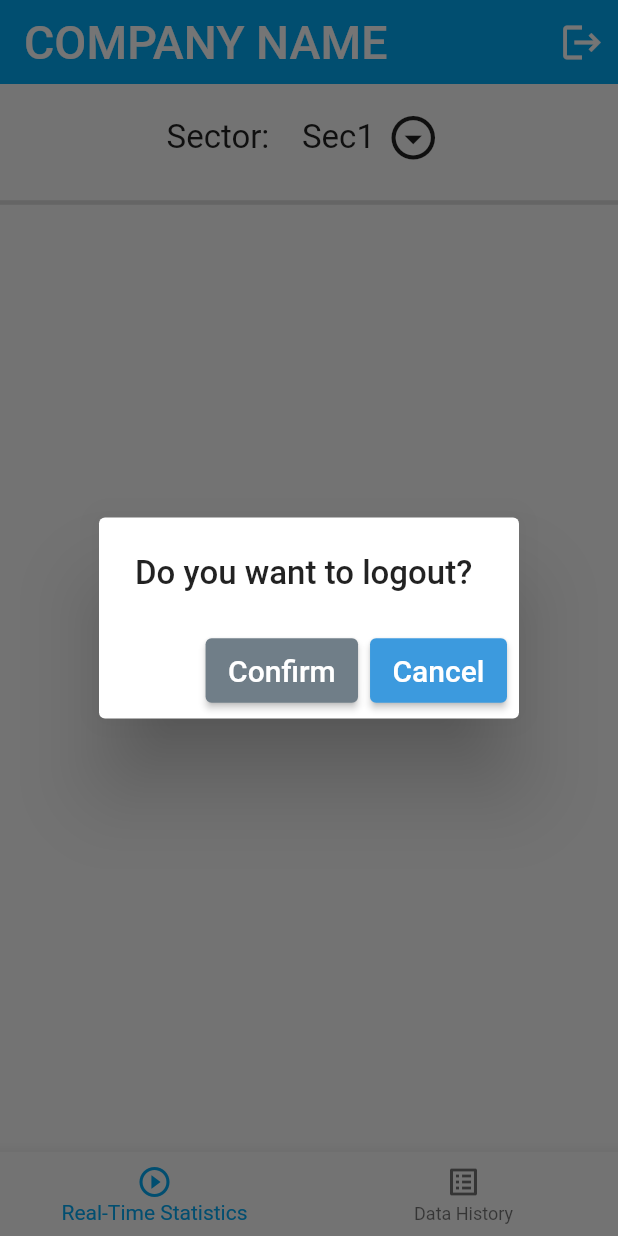
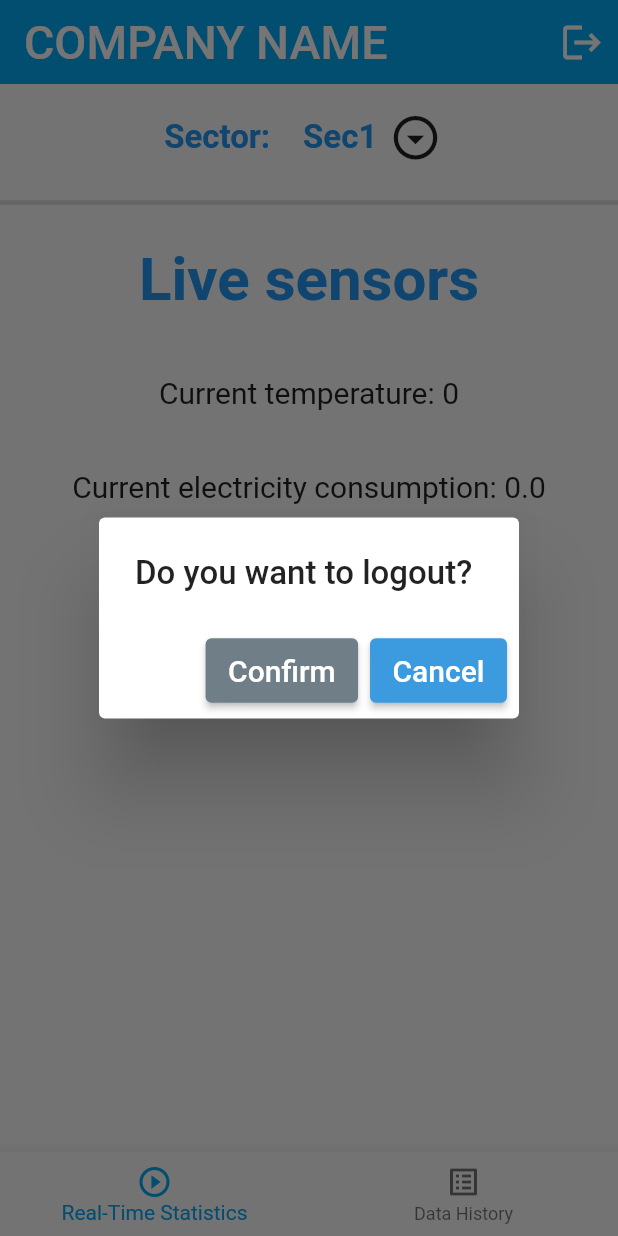
Before and after one commit to RiccardoMazzi01/HACKATHON_SFSCON_EDITION_2023, a Flutter app: the HomePage screen opened directly, after a tap on the "logout" icon, on a phone screen of 412 x 824 dp. Run offline on Flutter 3.47's test engine with Material 2 defaults, Android fonts, the phone set to English and light mode, and no system bars; our stand-ins replace cloud_firestore, firebase_auth, firebase_core, fl_chart; accounts and stored records are empty.

Commit message:
Update home_page.dart

```diff
--- a/infominds_app/lib/pages/home_page.dart
+++ b/infominds_app/lib/pages/home_page.dart
@@ -1,5 +1,7 @@
 // ignore_for_file: sort_child_properties_last, prefer_final_fields, prefer_const_constructors
 
+import 'dart:async';
+import 'dart:core';
 import 'package:cloud_firestore/cloud_firestore.dart';
 import 'package:flutter/material.dart';
 import 'package:fl_chart/fl_chart.dart';
@@ -14,9 +16,28 @@ class HomePage extends StatefulWidget {
 }
 
 class HomePageState extends State<HomePage> {
+  List<int> minMaxTimestampsArray = [];
+
+  int _seconds = 0;
+  late Timer _timer;
+
   @override
   void initState() {
     _getSectors();
+    minMaxTimestampsArray =
+        timestampsFromDateAndHours(DateTime.now(), hoursArray);
+    _getCorrectTimestamps(minMaxTimestampsArray);
+    _timer = Timer.periodic(
+      Duration(seconds: 5),
+      (Timer timer) {
+        setState(
+          () {
+            _seconds++;
+            _getRealTimeSensors();
+          },
+        );
+      },
+    );
     super.initState();
   }
 
@@ -40,6 +61,61 @@ class HomePageState extends State<HomePage> {
     return timestamps;
   }
 
+  double convertTimestampInHours(double timestamp) {
+    // Creare un oggetto DateTime dal timestamp in millisecondi
+    DateTime dateTime =
+        DateTime.fromMillisecondsSinceEpoch((timestamp).round());
+
+    // Ottenere le ore come double
+    double ore = dateTime.hour.toDouble();
+
+    return ore;
+  }
+
+  List<FlSpot> TempGraphData = []; // {x=hour, y=value}
+  List<FlSpot> TempGraphDataWatt = [];
+
+  Future _getCorrectTimestamps(List<int> minAndMaxT) async {
+    try {
+      QuerySnapshot documentSnapshot = await firestore
+          .collection('Sectors')
+          .doc('Sec1')
+          .collection('Temperature')
+          .get();
+
+      documentSnapshot.docs.forEach(
+        (DocumentSnapshot document) {
+          Map<String, dynamic>? data = document.data() as Map<String, dynamic>?;
+
+          if (data != null) {
+            int timestamp = data['timestamp'];
+
+            if ((timestamp * 1000) >= minAndMaxT[0] &&
+                (timestamp * 1000) <= minAndMaxT[1]) {
+              double timestampD = timestamp.toDouble();
+
+              double x = convertTimestampInHours(timestampD);
+
+              int y = data['value'];
+
+              double yd = y.toDouble();
+
+              FlSpot coordinates = FlSpot(x, yd);
+
+              TempGraphData.add(coordinates);
+            } else {
+              print("NON COMPRESO");
+            }
+          }
+
+          // if uguale per l'anomalia
+        },
+      );
+    } catch (e) {
+      print('Errore durante l\'ottenimento dei documenti: $e');
+    }
+  }
+
   int _selectedPage = 0;
 
   void _onPageChange(int index) {
@@ -57,7 +133,6 @@ class HomePageState extends State<HomePage> {
 
   DateTime selectedDate = DateTime.now();
   List<double> hoursArray = [0.01, 23.59];
-  List<int> timestampsArray = [];
 
   Future<void> _selectDate(BuildContext context) async {
     final DateTime? picked = await showDatePicker(
@@ -70,8 +145,11 @@ class HomePageState extends State<HomePage> {
     if (picked != null && picked != selectedDate) {
       setState(() {
         selectedDate = picked;
-        timestampsArray = timestampsFromDateAndHours(picked, hoursArray);
-        _get(timestampsArray);
+        minMaxTimestampsArray = timestampsFromDateAndHours(picked, hoursArray);
+        print(minMaxTimestampsArray[0]);
+        print(minMaxTimestampsArray[1]);
+        _getCorrectTimestamps(minMaxTimestampsArray);
+        //_get(timestampsArray);
       });
     }
   }
@@ -81,37 +159,7 @@ class HomePageState extends State<HomePage> {
   }
 
   int currentTemp = 0;
-  int currentElec = 0;
-
-  Future<void> _get(List<int> timestamps) async {
-    try {
-      QuerySnapshot documentSnapshot = await firestore
-          .collection('Sectors')
-          .doc('Sec1')
-          .collection('Watt')
-          .get();
-
-      documentSnapshot.docs.forEach((DocumentSnapshot wattDocument) {
-        Map<String, dynamic>? data =
-            wattDocument.data() as Map<String, dynamic>?;
-
-        // Verifica se la conversione è avvenuta con successo
-        if (data != null) {
-          // Accedi ai singoli campi tramite le chiavi
-          String nomeCampo1 = data[
-              'timestamp']; // Sostituisci 'campo1' con il nome del tuo campo
-          String nomeCampo2 =
-              data['value']; // Sostituisci 'campo2' con il nome del tuo campo
-
-          // Puoi ora utilizzare i dati come desiderato
-          print('Campo1: $nomeCampo1');
-          print('Campo2: $nomeCampo2');
-        }
-      });
-    } catch (e) {
-      print('Errore nella query a Firestore: $e');
-    }
-  }
+  double currentElec = 0;
 
   List<String> sectors = [];
 
@@ -127,6 +175,90 @@ class HomePageState extends State<HomePage> {
       }
     } catch (e) {
       print('Errore nella query a Firestore: $e');
+    }
+  }
+
+  Future _getRealTimeSensors() async {
+    try {
+      QuerySnapshot documentSnapshot = await firestore
+          .collection('Sectors')
+          .doc('Sec1')
+          .collection('Temperature')
+          .get();
+
+      int max_timestamp = 0;
+      int y = 0;
+
+      documentSnapshot.docs.forEach((DocumentSnapshot document) {
+        Map<String, dynamic>? data = document.data() as Map<String, dynamic>?;
+
+        if (data != null) {
+          int timestamp = data['timestamp'];
+          if (timestamp > max_timestamp) {
+            setState(() {
+              max_timestamp = timestamp;
+              y = data['value'];
+            });
+          }
+        }
+      });
+
+      int hour = DateTime.now().hour;
+
+      double x = hour.toDouble();
+      double yd = y.toDouble();
+
+      FlSpot coordinates = FlSpot(x, yd);
+
+      TempGraphData.add(coordinates);
+      setState(
+        () {
+          currentTemp = y;
+        },
+      );
+    } catch (e) {
+      print('Errore durante l\'ottenimento dei documenti temperatura: $e');
+    }
+
+    try {
+      QuerySnapshot documentSnapshot = await firestore
+          .collection('Sectors')
+          .doc('Sec1')
+          .collection('Watt')
+          .get();
+
+      int max_timestamp = 0;
+      double ywatt = 0;
+
+      documentSnapshot.docs.forEach((DocumentSnapshot document) {
+        Map<String, dynamic>? data = document.data() as Map<String, dynamic>?;
+
+        if (data != null) {
+          int timestamp = data['timestamp'];
+
+          if (timestamp > max_timestamp) {
+            setState(() {
+              max_timestamp = timestamp;
+              ywatt = data['value'];
+            });
+          }
+        }
+      });
+
+      int hour = DateTime.now().hour;
+
+      double x = hour.toDouble();
+
+      FlSpot coordinates = FlSpot(x, ywatt);
+
+      TempGraphDataWatt.add(coordinates);
+      setState(
+        () {
+          currentElec = ywatt;
+        },
+      );
+    } catch (e) {
+      print('Errore durante l\'ottenimento dei documenti elettricità: $e');
     }
   }
 
@@ -224,7 +356,9 @@ class HomePageState extends State<HomePage> {
                       Text(
                         "Sector:    $SECTOR",
                         style: TextStyle(
+                          color: Colors.blue,
                           fontSize: 22,
+                          fontWeight: FontWeight.bold,
                         ),
                       ),
                       PopupMenuButton<String>(
@@ -258,6 +392,30 @@ class HomePageState extends State<HomePage> {
                   const Divider(
                     thickness: 3.0,
                   ),
+                  const SizedBox(
+                    height: 20.0,
+                  ),
+                  Text(
+                    "Live sensors",
+                    style: TextStyle(
+                        fontSize: 40,
+                        fontWeight: FontWeight.bold,
+                        color: Colors.blue),
+                  ),
+                  const SizedBox(
+                    height: 40.0,
+                  ),
+                  Text(
+                    "Current temperature: $currentTemp",
+                    style: TextStyle(fontSize: 20),
+                  ),
+                  const SizedBox(
+                    height: 40.0,
+                  ),
+                  Text(
+                    "Current electricity consumption: $currentElec",
+                    style: TextStyle(fontSize: 20),
+                  )
                 ],
               ),
             ),
@@ -272,7 +430,9 @@ class HomePageState extends State<HomePage> {
                         Text(
                           "Date: ${_formatDate(selectedDate)}",
                           style: TextStyle(
+                            color: Colors.blue,
                             fontSize: 22,
+                            fontWeight: FontWeight.bold,
                           ),
                         ),
                         IconButton(
@@ -297,7 +457,9 @@ class HomePageState extends State<HomePage> {
                         Text(
                           "Sector:    $SECTOR",
                           style: TextStyle(
+                            color: Colors.blue,
                             fontSize: 22,
+                            fontWeight: FontWeight.bold,
                           ),
                         ),
                         PopupMenuButton<String>(
@@ -370,14 +532,32 @@ class HomePageState extends State<HomePage> {
                             lineBarsData: [
                               LineChartBarData(
                                 spots: [
-                                  const FlSpot(0, 3),
-                                  const FlSpot(1, 1),
-                                  const FlSpot(2, 4),
-                                  const FlSpot(3, 2),
-                                  const FlSpot(4, 5),
-                                  const FlSpot(5, 1),
-                                  const FlSpot(6, 4),
-                                ],
+                                  FlSpot(0, 18), //demonstrative values
+                                  FlSpot(1, 18.5),
+                                  FlSpot(2, 18.7),
+                                  FlSpot(3, 18.7),
+                                  FlSpot(4, 18.7),
+                                  FlSpot(5, 19),
+                                  FlSpot(6, 19.3),
+                                  FlSpot(7, 19.6),
+                                  FlSpot(8, 19.7),
+                                  FlSpot(9, 20),
+                                  FlSpot(10, 20.8),
+                                  FlSpot(11, 20.8),
+                                  FlSpot(12, 21),
+                                  FlSpot(13, 21),
+                                  FlSpot(14, 21.2),
+                                  FlSpot(15, 21.3),
+                                  FlSpot(16, 21),
+                                  FlSpot(17, 20.8),
+                                  FlSpot(18, 20.8),
+                                  FlSpot(19, 20.5),
+                                  FlSpot(20, 20),
+                                  FlSpot(21, 19.8),
+                                  FlSpot(22, 19.3),
+                                  FlSpot(23, 18.9),
+                                  FlSpot(24, 18.3),
+                                ], //TempGraphData,
                                 isCurved:
                                     true, // Abilita la curvatura della linea
                                 color: Colors.blue,
@@ -390,16 +570,7 @@ class HomePageState extends State<HomePage> {
                       ),
                     ),
                     SizedBox(
-                      height: 20,
-                    ),
-                    Text(
-                      "Current temperature: $currentTemp °C",
-                      style: TextStyle(
-                        fontSize: 20,
-                      ),
-                    ),
-                    const SizedBox(
-                      height: 30.0,
+                      height: 30,
                     ),
                     const Divider(
                       thickness: 3,
@@ -443,13 +614,31 @@ class HomePageState extends State<HomePage> {
                             lineBarsData: [
                               LineChartBarData(
                                 spots: [
-                                  const FlSpot(0, 3),
-                                  const FlSpot(1, 1),
-                                  const FlSpot(2, 4),
-                                  const FlSpot(3, 2),
-                                  const FlSpot(4, 5),
-                                  const FlSpot(5, 1),
-                                  const FlSpot(6, 4),
+                                  FlSpot(0, 2), //demonstrative values
+                                  FlSpot(1, 2),
+                                  FlSpot(2, 2),
+                                  FlSpot(3, 2),
+                                  FlSpot(4, 2),
+                                  FlSpot(5, 2),
+                                  FlSpot(6, 3),
+                                  FlSpot(7, 5),
+                                  FlSpot(8, 20),
+                                  FlSpot(9, 40),
+                                  FlSpot(10, 45),
+                                  FlSpot(11, 48),
+                                  FlSpot(12, 48),
+                                  FlSpot(13, 30),
+                                  FlSpot(14, 45),
+                                  FlSpot(15, 48),
+                                  FlSpot(16, 48),
+                                  FlSpot(17, 48),
+                                  FlSpot(18, 35),
+                                  FlSpot(19, 22),
+                                  FlSpot(20, 20),
+                                  FlSpot(21, 5),
+                                  FlSpot(22, 2),
+                                  FlSpot(23, 2),
+                                  FlSpot(24, 2),
                                 ],
                                 isCurved:
                                     true, // Abilita la curvatura della linea
@@ -463,16 +652,7 @@ class HomePageState extends State<HomePage> {
                       ),
                     ),
                     SizedBox(
-                      height: 20,
-                    ),
-                    Text(
-                      "Current consumption: $currentElec watt",
-                      style: TextStyle(
-                        fontSize: 20,
-                      ),
-                    ),
-                    const SizedBox(
-                      height: 30.0,
+                      height: 30,
                     ),
                   ],
                 ),
```
